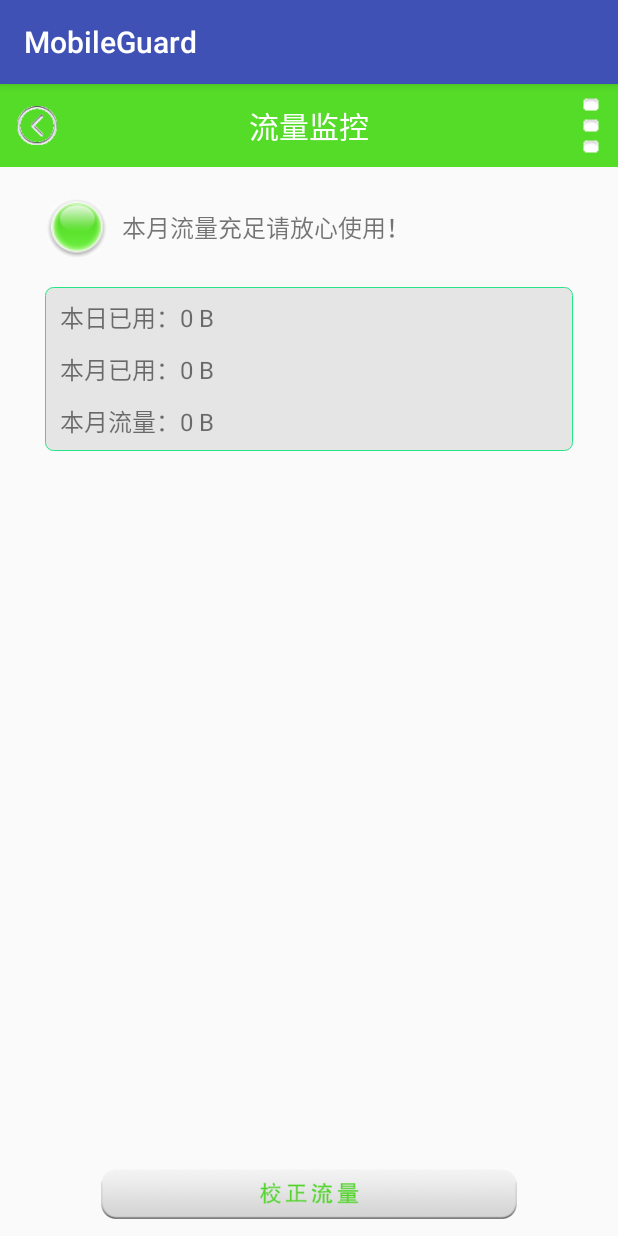
After one commit to fungray/MobileGuard, an Android app: the TrafficMonitoringActivity screen opened directly, with no data from a screen before it, on a phone screen of 412 x 824 dp. The commit adds this screen. Run offline under Robolectric (Android 15) with nearby library versions, the phone set to English and light mode, and no system bars; 1 statement that could not run was skipped.

Commit message:
m8流量统计

```diff
--- a/app/src/main/AndroidManifest.xml
+++ b/app/src/main/AndroidManifest.xml
@@ -97,6 +97,9 @@
 
         <activity android:name=".m6cleancache.CacheClearListActivity"/>
         <activity android:name=".m6cleancache.CleanCacheActivity"/>
+
+        <activity android:name=".m8trafficmonitor.OperatorSetActivity"/>
+        <activity android:name=".m8trafficmonitor.TrafficMonitoringActivity"/>
     </application>
 
 </manifest>
--- a/app/src/main/java/cn/edu/gdmec/android/mobileguard/m1home/HomeActivity.java
+++ b/app/src/main/java/cn/edu/gdmec/android/mobileguard/m1home/HomeActivity.java
@@ -26,6 +26,7 @@ package cn.edu.gdmec.android.mobileguard.m1home;
         import cn.edu.gdmec.android.mobileguard.m5virusscan.VirusScanActivity;
         import cn.edu.gdmec.android.mobileguard.m5virusscan.VirusScanSpeedActivity;
         import cn.edu.gdmec.android.mobileguard.m6cleancache.CacheClearListActivity;
+        import cn.edu.gdmec.android.mobileguard.m8trafficmonitor.TrafficMonitoringActivity;
 
 public class HomeActivity extends AppCompatActivity {
     private GridView gv_home;
@@ -71,6 +72,9 @@ public class HomeActivity extends AppCompatActivity {
                         break;
                     case 4:
                         startActivity(CacheClearListActivity.class);
+                        break;
+                    case 6:
+                        startActivity(TrafficMonitoringActivity.class);
                         break;
                 }
             }
--- /dev/null
+++ b/app/src/main/java/cn/edu/gdmec/android/mobileguard/m8trafficmonitor/TrafficMonitoringActivity.java
@@ -0,0 +1,208 @@
+package cn.edu.gdmec.android.mobileguard.m8trafficmonitor;
+
+import android.content.BroadcastReceiver;
+import android.content.Context;
+import android.content.Intent;
+import android.content.IntentFilter;
+import android.content.SharedPreferences;
+import android.os.Bundle;
+import android.support.v7.app.AppCompatActivity;
+import android.telephony.SmsManager;
+import android.telephony.SmsMessage;
+import android.text.TextUtils;
+import android.text.format.Formatter;
+import android.view.View;
+import android.widget.Button;
+import android.widget.ImageView;
+import android.widget.TextView;
+import android.widget.Toast;
+
+import java.text.SimpleDateFormat;
+import java.util.Date;
+
+import cn.edu.gdmec.android.mobileguard.R;
+import cn.edu.gdmec.android.mobileguard.m8trafficmonitor.db.dao.TrafficDao;
+import cn.edu.gdmec.android.mobileguard.m8trafficmonitor.service.TrafficMonitoringService;
+import cn.edu.gdmec.android.mobileguard.m8trafficmonitor.utils.SystemInfoUtils;
+
+public class TrafficMonitoringActivity extends AppCompatActivity implements View.OnClickListener{
+    private SharedPreferences mSP;
+    private Button mCorrectFlowBtn;
+    private TextView mTotalTv;
+    private TextView mUsedTV;
+    private TextView mToDayTV;
+    private TrafficDao dao;
+    private ImageView mRemindIMGV;
+    private TextView mRemindTV;
+    private CorrectFlowReceiver receiver;
+
+    @Override
+    protected void onCreate(Bundle savedInstanceState) {
+        super.onCreate(savedInstanceState);
+        setContentView(R.layout.activity_traffic_monitoring);
+        mSP = getSharedPreferences("config",MODE_PRIVATE);
+        boolean flag = mSP.getBoolean("isset_operator",false);
+        if (!flag){
+            startActivity(new Intent(this,OperatorSetActivity.class));
+            finish();
+        }
+        if (!SystemInfoUtils.isServiceRunning(this,
+                "cn.edu.gdmec.android.mobileguard.m8trafficmonitor.service.TrafficMonitoringService")){
+            startService(new Intent(this,TrafficMonitoringService.class));
+        }
+        initView();
+        registReceiver();
+        initData();
+    }
+
+    private void initData() {
+        long totalflow = mSP.getLong("totalflow",0);
+        long usedflow = mSP.getLong("usedflow",0);
+        if (totalflow > 0 & usedflow >= 0 ){
+            float scale = usedflow/totalflow;
+            if (scale > 0.9){
+                mRemindIMGV.setEnabled(false);
+                mRemindTV.setText("您的套餐流量即将用完！");
+            }else {
+                mRemindIMGV.setEnabled(true);
+                mRemindTV.setText("本月流量重铸请放心使用");
+            }
+        }
+        mTotalTv.setText("本月流量："+ Formatter.formatFileSize(this,totalflow));
+        mUsedTV.setText("本月已用："+Formatter.formatFileSize(this,usedflow));
+        dao = new TrafficDao(this);
+        Date date = new Date();
+        SimpleDateFormat sdf = new SimpleDateFormat("yyyy-MM-dd");
+        String dataString = sdf.format(date);
+        long moblieGPRS = dao.getMoblieGPRS(dataString);
+        if (moblieGPRS <0){
+            moblieGPRS = 0;
+        }
+        mToDayTV.setText("本日已用："+Formatter.formatFileSize(this,moblieGPRS));
+    }
+
+    private void registReceiver() {
+        receiver = new CorrectFlowReceiver();
+        IntentFilter filter = new IntentFilter();
+        filter.addAction("android.provider.Telephony.SMS_RECEIVED");
+        registerReceiver(receiver,filter);
+    }
+
+    private void initView() {
+        findViewById(R.id.rl_titlebar).setBackgroundColor(getResources().getColor(R.color.light_green));
+        ImageView ml = (ImageView) findViewById(R.id.imgv_leftbtn);
+        ((TextView)findViewById(R.id.tv_title)).setText("流量监控");
+        ml.setOnClickListener(this);
+        ml.setImageResource(R.drawable.back);
+        ImageView mRightImgv = (ImageView) findViewById(R.id.imgv_rightbtn);
+        mRightImgv.setImageResource(R.drawable.processmanager_setting_icon);
+        mRightImgv.setOnClickListener(this);
+        mCorrectFlowBtn = (Button) findViewById(R.id.btn_correction_flow);
+        mCorrectFlowBtn.setOnClickListener(this);
+        mTotalTv = (TextView) findViewById(R.id.tv_month_totalgprs);
+        mUsedTV = (TextView) findViewById(R.id.tv_month_usedgprs);
+        mToDayTV = (TextView) findViewById(R.id.tv_today_gprs);
+        mRemindIMGV = (ImageView) findViewById(R.id.imgv_traffic_remind);
+        mRemindTV = (TextView) findViewById(R.id.tv_traffic_remind);
+
+    }
+
+    @Override
+    public void onClick(View v) {
+        switch (v.getId()){
+            case R.id.imgv_leftbtn:
+                finish();
+                break;
+            case R.id.imgv_rightbtn:
+                startActivity(new Intent(this,OperatorSetActivity.class));
+                break;
+            case R.id.btn_correction_flow:
+                int i = mSP.getInt("operator",0);
+                SmsManager smsManager = SmsManager.getDefault();
+                switch (i){
+                    case 0:
+                        Toast.makeText(this, "您还没有设置运营商信息", Toast.LENGTH_SHORT).show();
+                        break;
+                    //中国移动
+                    case 1:
+                        smsManager.sendTextMessage("10086",null,"CXLL",null,null);
+                        break;
+                    case 2://联通
+                        break;
+                    case 3://电信
+                        break;
+                }
+        }
+
+    }
+    class CorrectFlowReceiver extends BroadcastReceiver{
+
+        @Override
+        public void onReceive(Context context, Intent intent) {
+            Object[] objects = (Object[]) intent.getExtras().get("pdus");
+            for (Object obj:objects){
+                SmsMessage smsMessage = SmsMessage.createFromPdu((byte[]) obj);
+                String body = smsMessage.getMessageBody();
+                String address = smsMessage.getOriginatingAddress();
+                if (!address.equals("10086")){
+                    return;
+                }
+                String[] split = body.split(",");
+                System.out.println(split[0]);
+                long left = 0;
+                long used = 0;
+                long beyond = 0;
+                for (int i = 0;i<split.length;i++){
+                    if (split[i].contains("当月常用流量已用")){
+                        String usedflow = split[i].substring(9,split[i].length());
+                        used = getStringTofloat(usedflow);
+                    }else if (split[i].contains("可用")){
+                        String leftflow = split[i].substring(3,split[i].length());
+                        left = getStringTofloat(leftflow);
+                    }else if(split[i].contains("套餐外流量")){
+                        String beyondflow = split[i].substring(6,split[i].length());
+                        beyond = getStringTofloat(beyondflow);
+                    }
+                }
+                SharedPreferences.Editor edit = mSP.edit();
+                edit.putLong("totalflow",used+left);
+                edit.putLong("usedflow",used+beyond);
+                edit.commit();
+                mTotalTv.setText("本月流量："+Formatter.formatFileSize(context,(used+left)));
+                mUsedTV.setText("本月已用："+Formatter.formatFileSize(context,(used+beyond)));
+
+            }
+        }
+
+
+    }
+    private long getStringTofloat(String str) {
+        long flow = 0;
+        if (!TextUtils.isEmpty(str)){
+            if (str.contains("K")){
+                String[] split = str.split("K");
+                float m = Float.parseFloat(split[0]);
+                flow = (long) (m*1024);
+            }else if (str.contains("M")){
+                String[] split = str.split("K");
+                float m = Float.parseFloat(split[0]);
+                flow = (long) (m*1024*1024);
+            }else if (str.contains("G")){
+                String[] split = str.split("G");
+                float m = Float.parseFloat(split[0]);
+                flow = (long) (m*1024*1024*1024);
+            }
+
+        }
+        return flow;
+    }
+
+    @Override
+    protected void onDestroy() {
+        if (receiver != null){
+            unregisterReceiver(receiver);
+            receiver = null;
+        }
+        super.onDestroy();
+    }
+}
--- /dev/null
+++ b/app/src/main/java/cn/edu/gdmec/android/mobileguard/m8trafficmonitor/db/TrafficOpenHelper.java
@@ -0,0 +1,34 @@
+package cn.edu.gdmec.android.mobileguard.m8trafficmonitor.db;
+
+import android.content.Context;
+import android.database.sqlite.SQLiteDatabase;
+import android.database.sqlite.SQLiteOpenHelper;
+
+/**
+ * Created by Administrator on 2017/12/3.
+ */
+
+public class TrafficOpenHelper extends SQLiteOpenHelper {
+    private static final String DB_NAME = "traffic.db";
+    private static final String TABLE_NAME = "traffic";
+    /*流量*/
+    private final static String GPRS = "gprs";
+    private final static String TIME = "date";
+
+    public TrafficOpenHelper(Context context){
+        super(context,DB_NAME,null,1);
+
+    }
+    @Override
+    public void onCreate(SQLiteDatabase db) {
+        db.execSQL("create table "+TABLE_NAME+
+                "(id integer primary key autoincrement,"
+                +GPRS+" varchar(255),"+
+                TIME+" datetime)");
+    }
+
+    @Override
+    public void onUpgrade(SQLiteDatabase db, int oldVersion, int newVersion) {
+
+    }
+}
--- /dev/null
+++ b/app/src/main/java/cn/edu/gdmec/android/mobileguard/m8trafficmonitor/db/dao/TrafficDao.java
@@ -0,0 +1,77 @@
+package cn.edu.gdmec.android.mobileguard.m8trafficmonitor.db.dao;
+
+import android.content.ContentValues;
+import android.content.Context;
+import android.database.Cursor;
+import android.database.sqlite.SQLiteDatabase;
+import android.text.TextUtils;
+
+import java.text.SimpleDateFormat;
+import java.util.Calendar;
+import java.util.Date;
+
+import cn.edu.gdmec.android.mobileguard.m8trafficmonitor.db.TrafficOpenHelper;
+
+/**
+ * Created by Administrator on 2017/12/3.
+ */
+
+public class TrafficDao {
+    private TrafficOpenHelper helper;
+
+    public TrafficDao(Context context) {
+        this.helper = new TrafficOpenHelper(context);
+    }
+
+    /**
+     * 获取某一天用的流量
+     * @param dataString
+     * @return
+     */
+    public long getMoblieGPRS(String dataString){
+        SQLiteDatabase db = helper.getReadableDatabase();
+        long gprs = 0;
+        Cursor cursor = db.rawQuery("select gprs from traffic where date=?",new String[]{"datetime("+dataString+")"});
+        if (cursor.moveToNext()){
+            String gprsStr = cursor.getString(0);
+            if (!TextUtils.isEmpty(gprsStr)){
+                gprs = Long.parseLong(gprsStr);
+            }
+        }else {
+            gprs = -1;
+        }
+        return gprs;
+    }
+
+    /**
+     * 添加今天的
+     * @param gprs
+     */
+    public void insertTodayGPRS(long gprs){
+        SQLiteDatabase db = helper.getReadableDatabase();
+        Date dNow = new Date();
+        Calendar calendar = Calendar.getInstance();
+        calendar.setTime(dNow);
+        SimpleDateFormat sdf = new SimpleDateFormat("yyyy-MM-dd");
+        String dataString = sdf.format(dNow);
+        ContentValues values = new ContentValues();
+        values.put("gprs",String.valueOf(gprs));
+        values.put("date","datetime("+dataString+")");
+        db.insert("traffic",null,values);
+    }
+
+    /**
+     * 修改今天的
+     * @param gprs
+     */
+    public void UpdateTodayGPRS(long gprs){
+        SQLiteDatabase db = helper.getWritableDatabase();
+        Date date = new Date();
+        SimpleDateFormat sdf = new SimpleDateFormat("yyyy-MM-dd");
+        String dataString = sdf.format(date);
+        ContentValues values = new ContentValues();
+        values.put("gprs",String.valueOf(gprs));
+        values.put("date","datetime("+dataString+")");
+        db.update("traffic",values,"date=?",new String[]{"datetime("+dataString+")"});
+    }
+}
--- /dev/null
+++ b/app/src/main/java/cn/edu/gdmec/android/mobileguard/m8trafficmonitor/utils/SystemInfoUtils.java
@@ -0,0 +1,26 @@
+package cn.edu.gdmec.android.mobileguard.m8trafficmonitor.utils;
+
+import android.app.ActivityManager;
+import android.content.Context;
+
+import java.util.List;
+
+/**
+ * Created by Administrator on 2017/12/3.
+ */
+
+public class SystemInfoUtils {
+    public static boolean isServiceRunning(Context context, String className){
+        ActivityManager am = (ActivityManager) context.getSystemService(Context.ACTIVITY_SERVICE);
+        List<ActivityManager.RunningServiceInfo> infos = am.getRunningServices(200);
+        for (ActivityManager.RunningServiceInfo info:infos) {
+            String serviceClassName = info.service.getClassName();
+            if (className.equals(serviceClassName)){
+                return true;
+            }
+
+        }
+
+        return false;
+    }
+}
--- /dev/null
+++ b/app/src/main/res/drawable/correction_flow_btn_selector.xml
@@ -0,0 +1,6 @@
+<?xml version="1.0" encoding="utf-8"?>
+<selector xmlns:android="http://schemas.android.com/apk/res/android" >
+    <item android:state_pressed="true" android:drawable="@drawable/correction_flow_p"/>
+    <item android:state_pressed="false" android:drawable="@drawable/correction_flow_n"/>
+
+</selector>
--- /dev/null
+++ b/app/src/main/res/drawable/traffic_green_bg.xml
@@ -0,0 +1,8 @@
+<?xml version="1.0" encoding="utf-8"?>
+<shape xmlns:android="http://schemas.android.com/apk/res/android"
+    android:shape="rectangle">
+    <stroke   android:width="1px"    android:color="@color/bright_green"/>
+    <solid android:color="@color/graye5"/>
+    <corners android:radius="5dp"/>
+	<padding android:left="5dp" android:top="3dp" android:right="5dp" android:bottom="3dp"/>
+</shape>
--- /dev/null
+++ b/app/src/main/res/layout/activity_traffic_monitoring.xml
@@ -0,0 +1,69 @@
+<?xml version="1.0" encoding="utf-8"?>
+<LinearLayout xmlns:android="http://schemas.android.com/apk/res/android"
+              android:layout_width="match_parent"
+              android:layout_height="match_parent"
+              android:orientation="vertical">
+    <include layout="@layout/titlebar"/>
+    <LinearLayout
+        android:layout_width="match_parent"
+        android:layout_height="match_parent"
+        android:layout_weight="10"
+        android:orientation="vertical"
+        >
+        <RelativeLayout
+            android:layout_width="match_parent"
+            android:layout_height="wrap_content"
+            android:layout_marginTop="20dp"
+            android:gravity="center_vertical">
+            <ImageView
+                android:id="@+id/imgv_traffic_remind"
+                android:layout_width="wrap_content"
+                android:layout_height="wrap_content"
+                android:layout_marginLeft="30dp"
+                android:src="@drawable/traffic_reminder_selector"
+                />
+            <TextView
+                android:id="@+id/tv_traffic_remind"
+                style="@style/textview16sp"
+                android:layout_centerVertical="true"
+                android:layout_marginLeft="10dp"
+                android:layout_toRightOf="@id/imgv_traffic_remind"
+                android:gravity="center"
+                android:text="本月流量充足请放心使用！"
+
+                />
+        </RelativeLayout>
+        <LinearLayout
+            android:layout_width="match_parent"
+            android:layout_height="wrap_content"
+            android:layout_marginLeft="30dp"
+            android:layout_marginRight="30dp"
+            android:layout_marginTop="20dp"
+            android:background="@drawable/traffic_green_bg"
+            android:orientation="vertical">
+            <TextView
+                android:id="@+id/tv_today_gprs"
+                style="@style/textview16sp"
+                android:layout_margin="5dp"
+                android:text="今天已用 : "/>
+            <TextView
+                android:id="@+id/tv_month_usedgprs"
+                style="@style/textview16sp"
+                android:layout_margin="5dp"
+                android:text="本月已用 : "/>
+            <TextView
+                android:id="@+id/tv_month_totalgprs"
+                style="@style/textview16sp"
+                android:layout_margin="5dp"
+                android:text="本月流量 : "/>
+        </LinearLayout>
+    </LinearLayout>
+    <Button
+        android:id="@+id/btn_correction_flow"
+        android:layout_width="280dp"
+        android:layout_height="78dp"
+        android:layout_gravity="center_horizontal"
+        android:layout_marginBottom="10dp"
+        android:layout_weight="4"
+        android:background="@drawable/correction_flow_btn_selector"/>
+</LinearLayout>
```
Also changed, not shown: app/src/main/java/cn/edu/gdmec/android/mobileguard/m8trafficmonitor/OperatorSetActivity.java (added, +58 -0 lines), app/src/main/java/cn/edu/gdmec/android/mobileguard/m8trafficmonitor/reciever/BootCompleteReciever.java (added, +20 -0 lines), app/src/main/java/cn/edu/gdmec/android/mobileguard/m8trafficmonitor/service/TrafficMonitoringService.java (added, +100 -0 lines), app/src/main/res/layout/activity_operator_set.xml (added, +64 -0 lines), app/src/main/res/drawable/processmanager_setting_icon.png (added).
